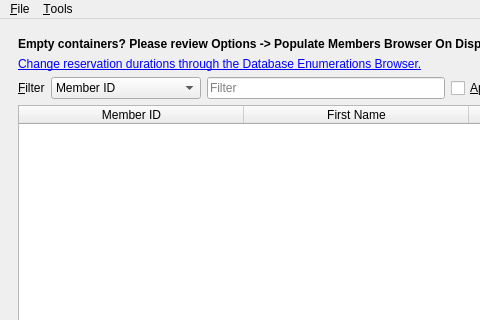
Old version of the form UI/biblioteq_members_browser.ui in the repository textbrowser/biblioteq; both pictures show x 0 to 480 and y 0 to 320 of the 600 by 700 pixel window.
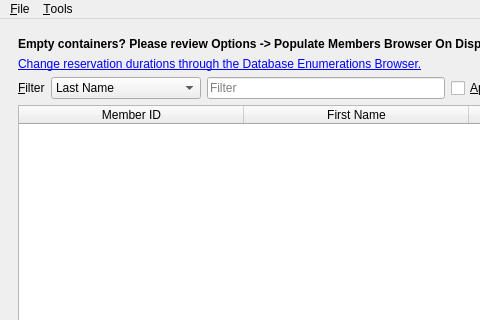
New version of the form. Icons and pictures are not drawn.

Commit message: New filter-type order. GH discussion #316.

```diff
--- a/UI/biblioteq_members_browser.ui
+++ b/UI/biblioteq_members_browser.ui
@@ -70,7 +70,7 @@
            </property>
            <item>
             <property name="text">
-             <string>Member ID</string>
+             <string>Last Name</string>
             </property>
            </item>
            <item>
```
Left out of the diff: 4 changed lines with no effect on the pictures. The commit also changes 2 other files.
